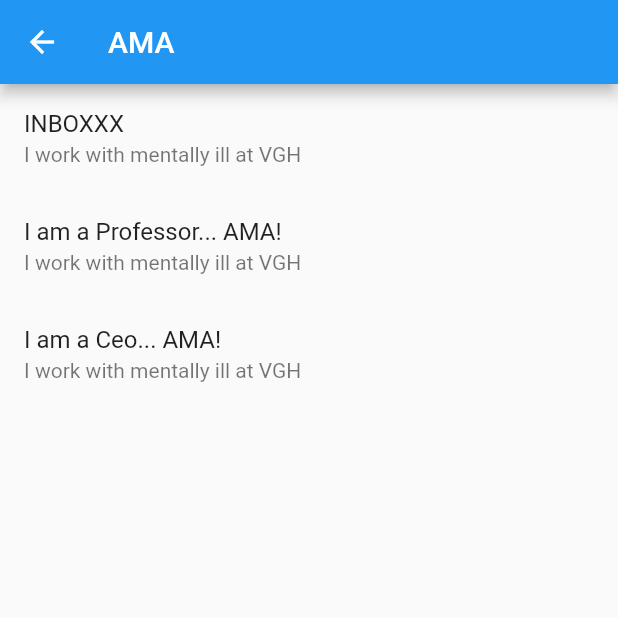
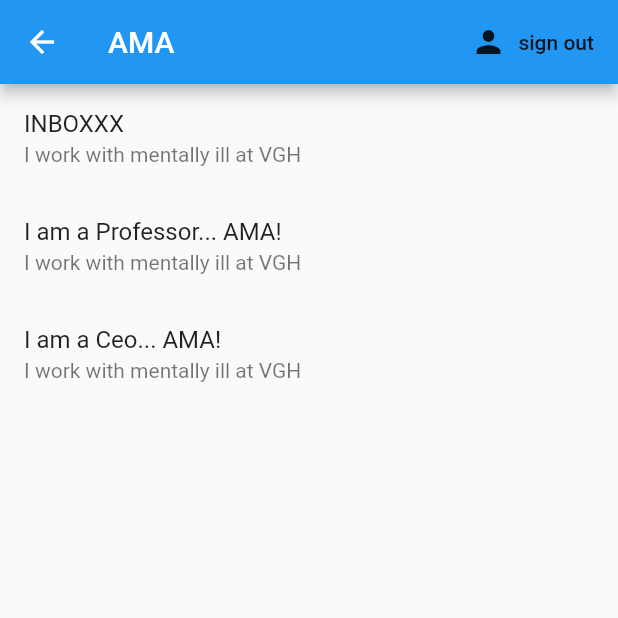
Before and after one commit to sarbjot-14/AMA, a Flutter app: the Base screen opened directly, on a phone screen of 412 x 824 dp, the top half of it. Run offline on Flutter 3.47's test engine with Material 2 defaults, Android fonts, the phone set to English and light mode, and no system bars; our stand-ins replace firebase_auth; accounts and stored records are empty; network calls fail.

```diff
--- a/lib/screens/base.dart
+++ b/lib/screens/base.dart
@@ -1,3 +1,4 @@
+import 'package:ama/services/auth.dart';
 import 'package:flutter/material.dart';
 
 import 'home/home.dart';
@@ -22,6 +23,15 @@ class _BaseState extends State<Base> {
     return Scaffold(
       appBar: AppBar(
         title: Text("AMA"),
+        actions: <Widget>[
+          FlatButton.icon(
+            icon: Icon(Icons.person),
+            label: Text('sign out'),
+            onPressed: () async {
+              await AuthService().signOut();
+            },
+          ),
+        ],
       ),
       body: _selectedIndex == 0 ? Home() : Inbox(),
       bottomNavigationBar: BottomNavigationBar(
--- a/pubspec.yaml
+++ b/pubspec.yaml
@@ -25,6 +25,7 @@ dependencies:
   cupertino_icons: ^0.1.2
   firebase_auth: ^0.15.3
   cloud_firestore: ^0.13.0+1
+  provider: ^4.0.0
 
 dev_dependencies:
   flutter_test:
```
Also changed, not shown: lib/main.dart (+12 -5 lines), lib/screens/wrapper.dart (+11 -1 lines), lib/services/auth.dart (+15 -0 lines), pubspec.lock.
